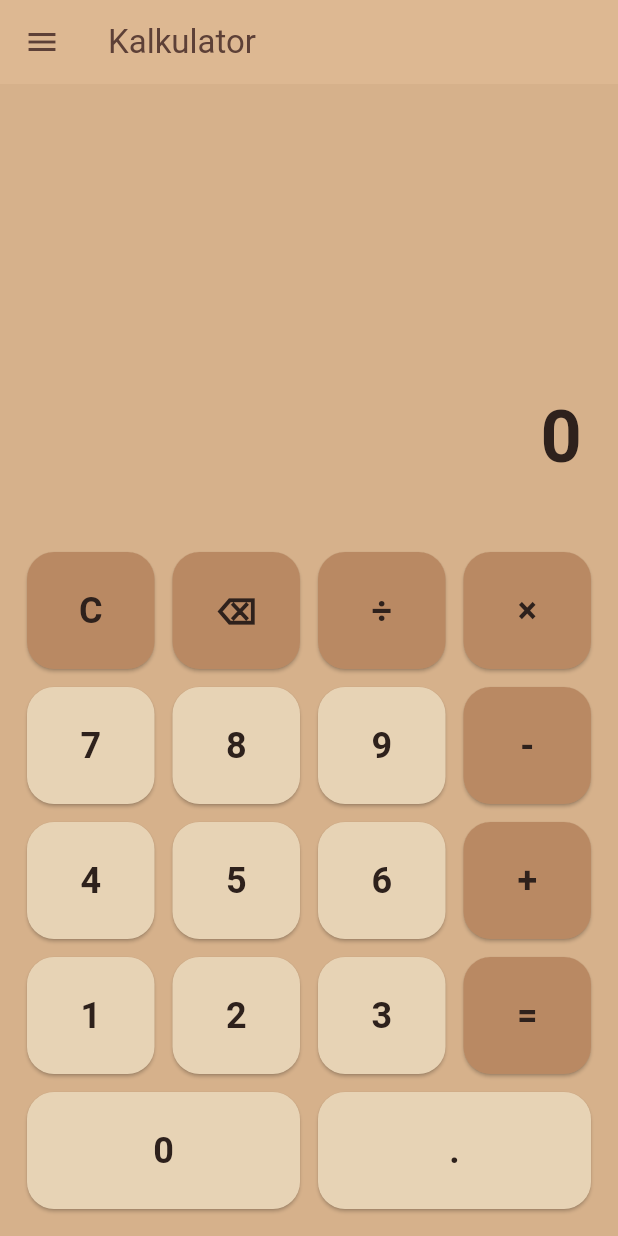
After one commit to Ridrelog/plan-flex, a Flutter app: the screen it shows after launch, in the side drawer, after a tap on "Kalkulator", on a phone screen of 412 x 824 dp. The commit adds this screen. Run offline on Flutter 3.47's test engine with Material 3 defaults, Android fonts, the phone set to English and light mode, and no system bars; our stand-ins replace connectivity_plus, image_cropper, image_picker, shared_preferences, sqflite; missing offline and left inert: flutter_internet_speed_test_pro; accounts and stored records are empty.

Commit message:
kakulator

```diff
--- a/lib/core/widgets/app_drawer.dart
+++ b/lib/core/widgets/app_drawer.dart
@@ -21,46 +21,34 @@ class AppDrawer extends StatelessWidget {
 
           children: [
             // ===== HEADER ===== //
-
             Container(
               width: double.infinity,
 
-              padding: const EdgeInsets.only(
-                top: 30,
-                left: 20,
-                bottom: 24,
-              ),
+              padding: const EdgeInsets.only(top: 30, left: 20, bottom: 24),
 
               decoration: const BoxDecoration(
                 gradient: LinearGradient(
                   begin: Alignment.topLeft,
                   end: Alignment.bottomRight,
 
-                  colors: [
-                    Color(0xFFF5E6CC),
-                    Color(0xFFDDB892),
-                  ],
+                  colors: [Color(0xFFF5E6CC), Color(0xFFDDB892)],
                 ),
               ),
 
               child: const Column(
-                crossAxisAlignment:
-                    CrossAxisAlignment.start,
+                crossAxisAlignment: CrossAxisAlignment.start,
 
                 children: [
                   // ICON APP
-
                   CircleAvatar(
                     radius: 32,
 
-                    backgroundColor:
-                        Colors.white,
+                    backgroundColor: Colors.white,
 
                     child: Icon(
                       Icons.all_inbox,
 
-                      color:
-                          Color(0xFF6D4C41),
+                      color: Color(0xFF6D4C41),
 
                       size: 34,
                     ),
@@ -69,34 +57,25 @@ class AppDrawer extends StatelessWidget {
                   SizedBox(height: 14),
 
                   // TITLE
-
                   Text(
                     'Plan Flex',
 
                     style: TextStyle(
-                      color:
-                          Color(0xFF5D4037),
+                      color: Color(0xFF5D4037),
 
                       fontSize: 26,
 
-                      fontWeight:
-                          FontWeight.bold,
+                      fontWeight: FontWeight.bold,
                     ),
                   ),
 
                   SizedBox(height: 4),
 
                   // SUBTITLE
-
                   Text(
                     'Internet Monitoring',
 
-                    style: TextStyle(
-                      color:
-                          Color(0xFF8D6E63),
-
-                      fontSize: 14,
-                    ),
+                    style: TextStyle(color: Color(0xFF8D6E63), fontSize: 14),
                   ),
                 ],
               ),
@@ -105,7 +84,6 @@ class AppDrawer extends StatelessWidget {
             const SizedBox(height: 12),
 
             // ===== MENU ===== //
-
             drawerItem(
               icon: Icons.home,
               title: 'Home',
@@ -134,6 +112,12 @@ class AppDrawer extends StatelessWidget {
               onTap: () => onMenuTap(3),
             ),
 
+            drawerItem(
+              icon: Icons.calculate,
+              title: 'Kalkulator',
+              selected: selectedIndex == 4,
+              onTap: () => onMenuTap(4),
+            ),
 
             const SizedBox(height: 20),
           ],
@@ -151,27 +135,20 @@ class AppDrawer extends StatelessWidget {
     required VoidCallback onTap,
   }) {
     return Padding(
-      padding: const EdgeInsets.symmetric(
-        horizontal: 10,
-        vertical: 4,
-      ),
+      padding: const EdgeInsets.symmetric(horizontal: 10, vertical: 4),
 
       child: Material(
         color: selected
-            ? const Color(0xFFF5E6CC)
-                .withOpacity(0.8)
+            ? const Color(0xFFF5E6CC).withOpacity(0.8)
             : Colors.transparent,
 
-        borderRadius:
-            BorderRadius.circular(14),
+        borderRadius: BorderRadius.circular(14),
 
         child: ListTile(
           leading: Icon(
             icon,
 
-            color: selected
-                ? const Color(0xFF5D4037)
-                : const Color(0xFF6D4C41),
+            color: selected ? const Color(0xFF5D4037) : const Color(0xFF6D4C41),
           ),
 
           title: Text(
@@ -182,15 +159,12 @@ class AppDrawer extends StatelessWidget {
                   ? const Color(0xFF5D4037)
                   : const Color(0xFF6D4C41),
 
-              fontWeight: selected
-                  ? FontWeight.bold
-                  : FontWeight.normal,
+              fontWeight: selected ? FontWeight.bold : FontWeight.normal,
             ),
           ),
 
           shape: RoundedRectangleBorder(
-            borderRadius:
-                BorderRadius.circular(14),
+            borderRadius: BorderRadius.circular(14),
           ),
 
           onTap: onTap,
--- /dev/null
+++ b/lib/features/kakulator/kakulator_view.dart
@@ -0,0 +1,159 @@
+import 'package:flutter/material.dart';
+
+class KalkulatorPage extends StatefulWidget {
+  const KalkulatorPage({super.key});
+
+  @override
+  State<KalkulatorPage> createState() => _KalkulatorPageState();
+}
+
+class _KalkulatorPageState extends State<KalkulatorPage> {
+  String input = '';
+  String hasil = '0';
+
+  void tekanTombol(String value) {
+    setState(() {
+      if (value == 'C') {
+        input = '';
+        hasil = '0';
+      } else if (value == '⌫') {
+        if (input.isNotEmpty) {
+          input = input.substring(0, input.length - 1);
+        }
+      } else if (value == '=') {
+        hitung();
+      } else {
+        input += value;
+      }
+    });
+  }
+
+  void hitung() {
+    try {
+      String ekspresi = input;
+      double result = 0;
+
+      if (ekspresi.contains('+')) {
+        final angka = ekspresi.split('+');
+        result = double.parse(angka[0]) + double.parse(angka[1]);
+      } else if (ekspresi.contains('-')) {
+        final angka = ekspresi.split('-');
+        result = double.parse(angka[0]) - double.parse(angka[1]);
+      } else if (ekspresi.contains('×')) {
+        final angka = ekspresi.split('×');
+        result = double.parse(angka[0]) * double.parse(angka[1]);
+      } else if (ekspresi.contains('÷')) {
+        final angka = ekspresi.split('÷');
+        result = double.parse(angka[0]) / double.parse(angka[1]);
+      }
+
+      hasil = result.toStringAsFixed(0);
+    } catch (e) {
+      hasil = 'Error';
+    }
+  }
+
+  Widget tombol(String text, {Color? color}) {
+    return Expanded(
+      child: Padding(
+        padding: const EdgeInsets.all(6),
+        child: ElevatedButton(
+          style: ElevatedButton.styleFrom(
+            backgroundColor: color ?? const Color(0xFFE7D3B5),
+            foregroundColor: const Color(0xFF2E211C),
+            padding: const EdgeInsets.symmetric(vertical: 22),
+            shape: RoundedRectangleBorder(
+              borderRadius: BorderRadius.circular(18),
+            ),
+          ),
+          onPressed: () => tekanTombol(text),
+          child: Text(
+            text,
+            style: const TextStyle(fontSize: 24, fontWeight: FontWeight.bold),
+          ),
+        ),
+      ),
+    );
+  }
+
+  @override
+  Widget build(BuildContext context) {
+    const bgColor = Color(0xFFD6B18B);
+    const darkColor = Color(0xFF2E211C);
+    const operatorColor = Color(0xFFB98963);
+    return Scaffold(
+      backgroundColor: bgColor,
+      body: Column(
+        children: [
+          Expanded(
+            child: Container(
+              width: double.infinity,
+              padding: const EdgeInsets.all(24),
+              alignment: Alignment.bottomRight,
+              child: Column(
+                mainAxisAlignment: MainAxisAlignment.end,
+                crossAxisAlignment: CrossAxisAlignment.end,
+                children: [
+                  Text(
+                    input,
+                    style: const TextStyle(fontSize: 32, color: darkColor),
+                  ),
+                  const SizedBox(height: 12),
+                  Text(
+                    hasil,
+                    style: const TextStyle(
+                      fontSize: 48,
+                      fontWeight: FontWeight.bold,
+                      color: darkColor,
+                    ),
+                  ),
+                ],
+              ),
+            ),
+          ),
+
+          Container(
+            padding: const EdgeInsets.all(12),
+            child: Column(
+              children: [
+                Row(
+                  children: [
+                    tombol('C', color: operatorColor),
+                    tombol('⌫', color: operatorColor),
+                    tombol('÷', color: operatorColor),
+                    tombol('×', color: operatorColor),
+                  ],
+                ),
+                Row(
+                  children: [
+                    tombol('7'),
+                    tombol('8'),
+                    tombol('9'),
+                    tombol('-', color: operatorColor),
+                  ],
+                ),
+                Row(
+                  children: [
+                    tombol('4'),
+                    tombol('5'),
+                    tombol('6'),
+                    tombol('+', color: operatorColor),
+                  ],
+                ),
+                Row(
+                  children: [
+                    tombol('1'),
+                    tombol('2'),
+                    tombol('3'),
+                    tombol('=', color: operatorColor),
+                  ],
+                ),
+                Row(children: [tombol('0'), tombol('.')]),
+              ],
+            ),
+          ),
+        ],
+      ),
+    );
+  }
+}
--- a/lib/main_page.dart
+++ b/lib/main_page.dart
@@ -1,4 +1,5 @@
 import 'package:flutter/material.dart';
+import 'package:plan_flex/features/kakulator/kakulator_view.dart';
 import 'core/widgets/app_drawer.dart';
 import 'features/home/home_page.dart';
 import 'features/tanggal/tanggal_page.dart';
@@ -15,13 +16,14 @@ class MainPage extends StatefulWidget {
 class _MainPageState extends State<MainPage> {
   int selectedIndex = 0;
 
-  final List<String> titles = ['Home', 'Tanggal', 'Catatan', 'Tabungan'];
+  final List<String> titles = ['Home', 'Tanggal', 'Catatan', 'Tabungan', 'Kalkulator'];
 
   final List<Widget> pages = [
     const HomePage(),
     const TanggalPage(),
     const CatatanPage(),
     const TabunganPage(),
+    const KalkulatorPage(),
   ];
 
   void changePage(int index) {
```
